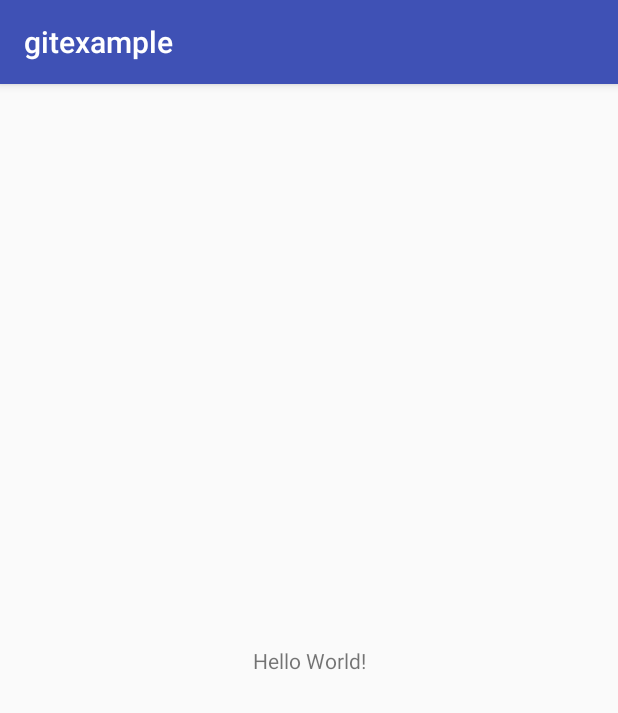
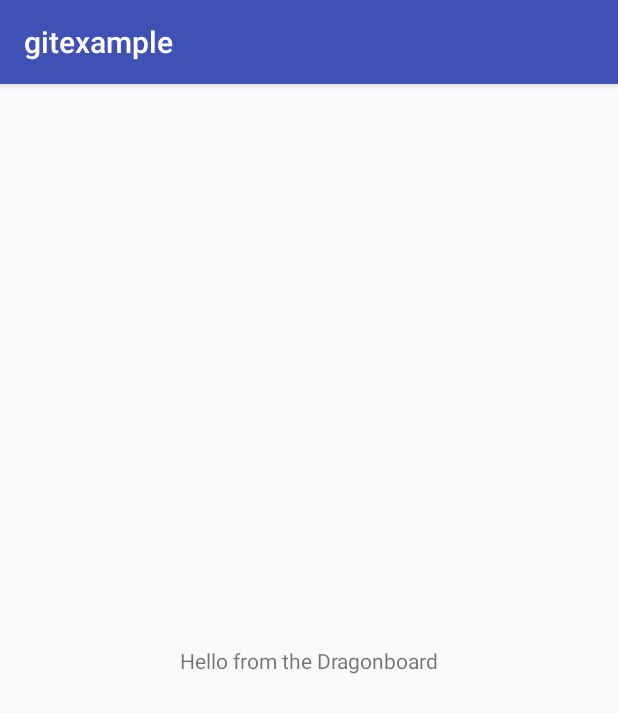
Before and after one commit to spsv/GitExample, an Android app: the screen it shows after launch (GitExampleActivity), on a phone screen of 412 x 824 dp. Shown: the top 713 px of the screen. Run offline under Robolectric (Android 15) with nearby library versions, the light colour scheme and no system bars.

Commit message:
changes text to be more awesome

```diff
--- a/app/src/main/res/layout/activity_git_example.xml
+++ b/app/src/main/res/layout/activity_git_example.xml
@@ -9,7 +9,7 @@
     <TextView
         android:layout_width="wrap_content"
         android:layout_height="wrap_content"
-        android:text="Hello World!"
+        android:text="Hello from the Dragonboard"
         app:layout_constraintBottom_toBottomOf="parent"
         app:layout_constraintLeft_toLeftOf="parent"
         app:layout_constraintRight_toRightOf="parent"
```
